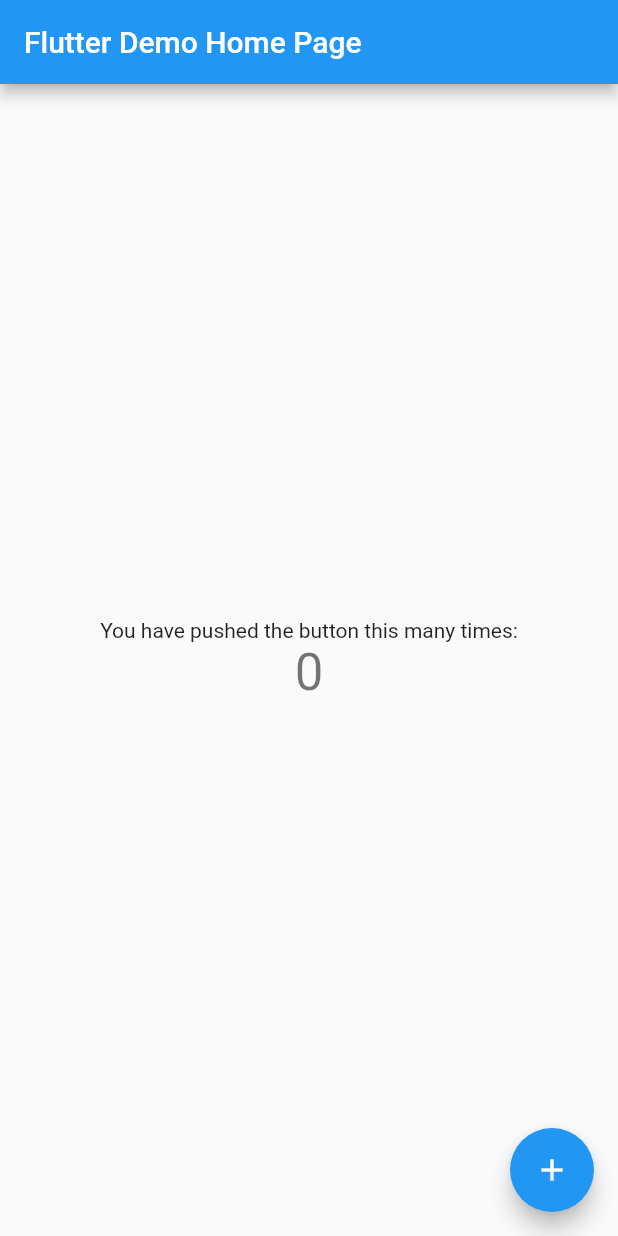
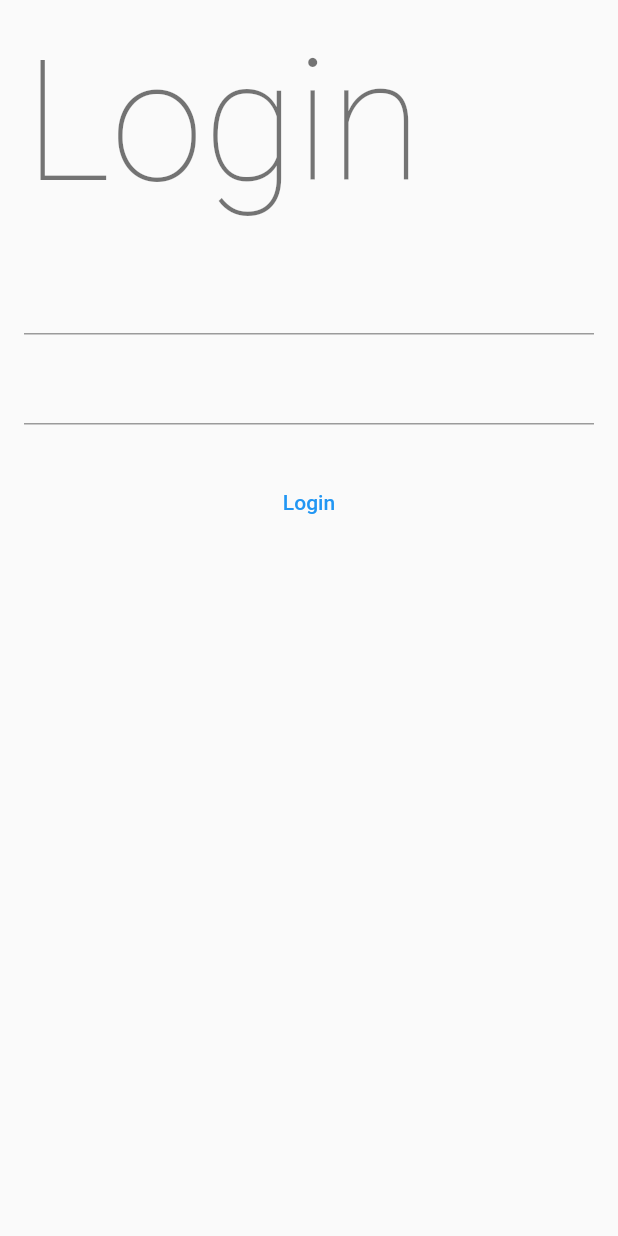
Before and after one commit to JordanADavies/Ecommerce, a Flutter app: the screen it shows after launch, on a phone screen of 412 x 824 dp. Run offline on Flutter 3.47's test engine with Material 2 defaults, Android fonts, the phone set to English and light mode, and no system bars; our stand-ins replace auto_route, bloc, dartz, dio, flutter_bloc, hive; accounts and stored records are empty.

Commit message:
Added login functionality. Initial categories, product screens.

```diff
--- /dev/null
+++ b/lib/e_commerce_app.dart
@@ -0,0 +1,29 @@
+import 'package:ecommerce/shared/routing/app_router.dart';
+import 'package:flutter/material.dart';
+
+class ECommerceApp extends StatelessWidget {
+  final _appRouter = AppRouter();
+
+  final bool userLoggedIn;
+
+  ECommerceApp({
+    Key? key,
+    required this.userLoggedIn,
+  }) : super(key: key);
+
+  @override
+  Widget build(BuildContext context) {
+    return MaterialApp.router(
+      routerDelegate: _appRouter.delegate(
+        initialRoutes: [
+          if (userLoggedIn)
+            const CartWrapperRoute(children: [CategoriesRoute()])
+          else
+            const LoginRoute()
+        ],
+      ),
+      routeInformationParser:
+          _appRouter.defaultRouteParser(includePrefixMatches: true),
+    );
+  }
+}
--- a/lib/main.dart
+++ b/lib/main.dart
@@ -1,115 +1,19 @@
+import 'package:ecommerce/e_commerce_app.dart';
+import 'package:ecommerce/screens/login/infrastructure/local/user_token_storage_provider.dart';
 import 'package:flutter/material.dart';
+import 'package:hive/hive.dart';
+import 'package:path_provider/path_provider.dart';
 
-void main() {
-  runApp(const MyApp());
+void main() async {
+  WidgetsFlutterBinding.ensureInitialized();
+  await _initHive();
+
+  final userTokenStorageProvider = UserTokenStorageProvider();
+  final loggedIn = await userTokenStorageProvider.tokenExists();
+  runApp(ECommerceApp(userLoggedIn: loggedIn));
 }
 
-class MyApp extends StatelessWidget {
-  const MyApp({Key? key}) : super(key: key);
-
-  // This widget is the root of your application.
-  @override
-  Widget build(BuildContext context) {
-    return MaterialApp(
-      title: 'Flutter Demo',
-      theme: ThemeData(
-        // This is the theme of your application.
-        //
-        // Try running your application with "flutter run". You'll see the
-        // application has a blue toolbar. Then, without quitting the app, try
-        // changing the primarySwatch below to Colors.green and then invoke
-        // "hot reload" (press "r" in the console where you ran "flutter run",
-        // or simply save your changes to "hot reload" in a Flutter IDE).
-        // Notice that the counter didn't reset back to zero; the application
-        // is not restarted.
-        primarySwatch: Colors.blue,
-      ),
-      home: const MyHomePage(title: 'Flutter Demo Home Page'),
-    );
-  }
+Future<void> _initHive() async {
+  final documentsDirectory = await getApplicationDocumentsDirectory();
+  Hive.init(documentsDirectory.path);
 }
-
-class MyHomePage extends StatefulWidget {
-  const MyHomePage({Key? key, required this.title}) : super(key: key);
-
-  // This widget is the home page of your application. It is stateful, meaning
-  // that it has a State object (defined below) that contains fields that affect
-  // how it looks.
-
-  // This class is the configuration for the state. It holds the values (in this
-  // case the title) provided by the parent (in this case the App widget) and
-  // used by the build method of the State. Fields in a Widget subclass are
-  // always marked "final".
-
-  final String title;
-
-  @override
-  State<MyHomePage> createState() => _MyHomePageState();
-}
-
-class _MyHomePageState extends State<MyHomePage> {
-  int _counter = 0;
-
-  void _incrementCounter() {
-    setState(() {
-      // This call to setState tells the Flutter framework that something has
-      // changed in this State, which causes it to rerun the build method below
-      // so that the display can reflect the updated values. If we changed
-      // _counter without calling setState(), then the build method would not be
-      // called again, and so nothing would appear to happen.
-      _counter++;
-    });
-  }
-
-  @override
-  Widget build(BuildContext context) {
-    // This method is rerun every time setState is called, for instance as done
-    // by the _incrementCounter method above.
-    //
-    // The Flutter framework has been optimized to make rerunning build methods
-    // fast, so that you can just rebuild anything that needs updating rather
-    // than having to individually change instances of widgets.
-    return Scaffold(
-      appBar: AppBar(
-        // Here we take the value from the MyHomePage object that was created by
-        // the App.build method, and use it to set our appbar title.
-        title: Text(widget.title),
-      ),
-      body: Center(
-        // Center is a layout widget. It takes a single child and positions it
-        // in the middle of the parent.
-        child: Column(
-          // Column is also a layout widget. It takes a list of children and
-          // arranges them vertically. By default, it sizes itself to fit its
-          // children horizontally, and tries to be as tall as its parent.
-          //
-          // Invoke "debug painting" (press "p" in the console, choose the
-          // "Toggle Debug Paint" action from the Flutter Inspector in Android
-          // Studio, or the "Toggle Debug Paint" command in Visual Studio Code)
-          // to see the wireframe for each widget.
-          //
-          // Column has various properties to control how it sizes itself and
-          // how it positions its children. Here we use mainAxisAlignment to
-          // center the children vertically; the main axis here is the vertical
-          // axis because Columns are vertical (the cross axis would be
-          // horizontal).
-          mainAxisAlignment: MainAxisAlignment.center,
-          children: <Widget>[
-            const Text(
-              'You have pushed the button this many times:',
-            ),
-            Text(
-              '$_counter',
-              style: Theme.of(context).textTheme.headline4,
-            ),
-          ],
-        ),
-      ),
-      floatingActionButton: FloatingActionButton(
-        onPressed: _incrementCounter,
-        tooltip: 'Increment',
-        child: const Icon(Icons.add),
-      ), // This trailing comma makes auto-formatting nicer for build methods.
-    );
-  }
-}
--- /dev/null
+++ b/lib/screens/login/application/login_cubit.dart
@@ -0,0 +1,28 @@
+import 'package:bloc/bloc.dart';
+import 'package:ecommerce/screens/login/infrastructure/login_facade.dart';
+import 'package:meta/meta.dart';
+
+part 'login_state.dart';
+
+class LoginCubit extends Cubit<LoginState> {
+  final LoginFacade _loginFacade;
+
+  LoginCubit({LoginFacade? loginFacade})
+      : _loginFacade = loginFacade ?? LoginFacade(),
+        super(LoginInitial());
+
+  Future<void> login({
+    required String username,
+    required String password,
+  }) async {
+    emit(LoginLoggingIn());
+    final result = await _loginFacade.login(
+      username: username,
+      password: password,
+    );
+    result.fold(
+      (errorMessage) => emit(LoginFailed(errorMessage)),
+      (_) => emit(LoginSuccess()),
+    );
+  }
+}
--- /dev/null
+++ b/lib/screens/login/application/login_state.dart
@@ -0,0 +1,16 @@
+part of 'login_cubit.dart';
+
+@immutable
+abstract class LoginState {}
+
+class LoginInitial extends LoginState {}
+
+class LoginLoggingIn extends LoginState {}
+
+class LoginSuccess extends LoginState {}
+
+class LoginFailed extends LoginState {
+  final String errorMessage;
+
+  LoginFailed(this.errorMessage);
+}
--- /dev/null
+++ b/lib/screens/login/infrastructure/login_facade.dart
@@ -0,0 +1,31 @@
+import 'package:dartz/dartz.dart';
+import 'package:ecommerce/screens/login/infrastructure/local/user_token_storage_provider.dart';
+import 'package:ecommerce/screens/login/infrastructure/remote/login_api.dart';
+
+class LoginFacade {
+  final LoginApi _loginApi;
+  final UserTokenStorageProvider _userTokenStorageProvider;
+
+  LoginFacade({
+    LoginApi? loginApi,
+    UserTokenStorageProvider? userTokenStorageProvider,
+  })  : _loginApi = loginApi ?? LoginApi(),
+        _userTokenStorageProvider =
+            userTokenStorageProvider ?? UserTokenStorageProvider();
+
+  Future<Either<String, Unit>> login({
+    required String username,
+    required String password,
+  }) async {
+    try {
+      final token = await _loginApi.login(
+        username: username,
+        password: password,
+      );
+      await _userTokenStorageProvider.saveUserToken(token);
+      return right(unit);
+    } catch (e) {
+      return left('$e');
+    }
+  }
+}
--- /dev/null
+++ b/lib/screens/login/presentation/login_button.dart
@@ -0,0 +1,34 @@
+import 'package:ecommerce/screens/login/application/login_cubit.dart';
+import 'package:flutter/material.dart';
+import 'package:flutter_bloc/flutter_bloc.dart';
+
+class LoginButton extends StatelessWidget {
+  final Function() onPressed;
+
+  const LoginButton({
+    Key? key,
+    required this.onPressed,
+  }) : super(key: key);
+
+  @override
+  Widget build(BuildContext context) {
+    return BlocBuilder<LoginCubit, LoginState>(builder: (_, state) {
+      if (state is LoginLoggingIn) {
+        return const Center(child: CircularProgressIndicator());
+      }
+
+      if (state is LoginSuccess) {
+        return const Icon(
+          Icons.check_circle_rounded,
+          size: 50.0,
+          color: Colors.green,
+        );
+      }
+
+      return TextButton(
+        onPressed: onPressed,
+        child: const Text('Login'),
+      );
+    });
+  }
+}
--- /dev/null
+++ b/lib/screens/login/presentation/login_form.dart
@@ -0,0 +1,64 @@
+import 'package:ecommerce/screens/login/application/login_cubit.dart';
+import 'package:ecommerce/screens/login/presentation/login_button.dart';
+import 'package:flutter/material.dart';
+import 'package:flutter_bloc/flutter_bloc.dart';
+
+class LoginForm extends StatefulWidget {
+  const LoginForm({Key? key}) : super(key: key);
+
+  @override
+  State<LoginForm> createState() => _LoginFormState();
+}
+
+class _LoginFormState extends State<LoginForm> {
+  final _formKey = GlobalKey<FormState>();
+
+  String? _username;
+  String? _password;
+
+  @override
+  Widget build(BuildContext context) {
+    return Form(
+      key: _formKey,
+      child: Padding(
+        padding: const EdgeInsets.all(16.0),
+        child: Column(
+          mainAxisSize: MainAxisSize.min,
+          crossAxisAlignment: CrossAxisAlignment.stretch,
+          children: [
+            Text(
+              'Login',
+              style: Theme.of(context).textTheme.headline1,
+            ),
+            const SizedBox(height: 28.0),
+            TextFormField(
+              onChanged: (value) => _username = value,
+              validator: (value) => value == null || value.isEmpty
+                  ? 'Username must be entered.'
+                  : null,
+            ),
+            const SizedBox(height: 12.0),
+            TextFormField(
+              onChanged: (value) => _password = value,
+              obscureText: true,
+              validator: (value) => value == null || value.isEmpty
+                  ? 'Password must be entered.'
+                  : null,
+            ),
+            const SizedBox(height: 28.0),
+            LoginButton(
+              onPressed: () async {
+                if (_formKey.currentState?.validate() == false) return;
+
+                await context.read<LoginCubit>().login(
+                      username: _username!,
+                      password: _password!,
+                    );
+              },
+            ),
+          ],
+        ),
+      ),
+    );
+  }
+}
--- /dev/null
+++ b/lib/screens/login/presentation/login_page.dart
@@ -0,0 +1,36 @@
+import 'package:auto_route/auto_route.dart';
+import 'package:ecommerce/screens/login/application/login_cubit.dart';
+import 'package:ecommerce/screens/login/presentation/login_form.dart';
+import 'package:ecommerce/shared/routing/app_router.dart';
+import 'package:flutter/material.dart';
+import 'package:flutter_bloc/flutter_bloc.dart';
+
+class LoginPage extends StatelessWidget implements AutoRouteWrapper {
+  const LoginPage({Key? key}) : super(key: key);
+
+  @override
+  Widget wrappedRoute(BuildContext context) {
+    return BlocProvider(
+      create: (_) => LoginCubit(),
+      child: this,
+    );
+  }
+
+  @override
+  Widget build(BuildContext context) {
+    return BlocListener<LoginCubit, LoginState>(
+      listener: (context, state) {
+        if (state is LoginSuccess) {
+          context.router.root.replaceAll([
+            const CartWrapperRoute(children: [CategoriesRoute()])
+          ]);
+        }
+      },
+      child: const Scaffold(
+        body: SafeArea(
+          child: LoginForm(),
+        ),
+      ),
+    );
+  }
+}
--- /dev/null
+++ b/lib/shared/exceptions/api_exception.dart
@@ -0,0 +1,5 @@
+class ApiException implements Exception {
+  final int? code;
+
+  ApiException({this.code});
+}
```
Also changed, not shown: lib/screens/cart/presentation/cart_button.dart (added, +13 -0 lines), lib/screens/cart/presentation/cart_wrapper_page.dart (added, +15 -0 lines), lib/screens/categories/presentation/categories_page.dart (added, +15 -0 lines), lib/screens/login/infrastructure/local/user_token_storage_provider.dart (added, +23 -0 lines), lib/screens/login/infrastructure/remote/login_api.dart (added, +22 -0 lines), lib/screens/products/presentation/products_page.dart (added, +14 -0 lines), lib/shared/http_client/http_client.dart (added, +26 -0 lines), lib/shared/routing/app_router.dart (added, +24 -0 lines), pubspec.yaml (+13 -71 lines), lib/shared/routing/app_router.gr.dart (added), pubspec.lock, 13 other files.
